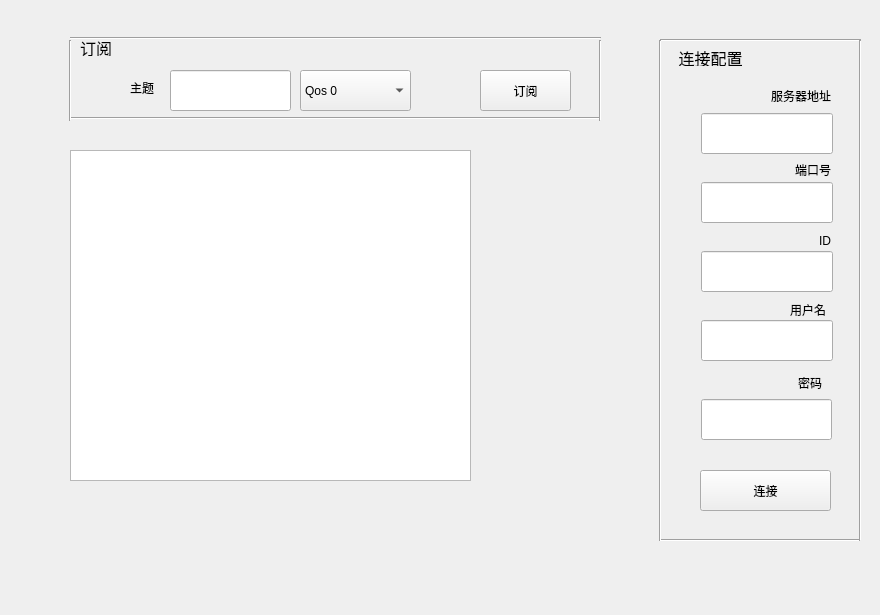
Yi-Yin-Ying/SmartHomeHub, file src/QT/main/widget.ui: the form before one commit.
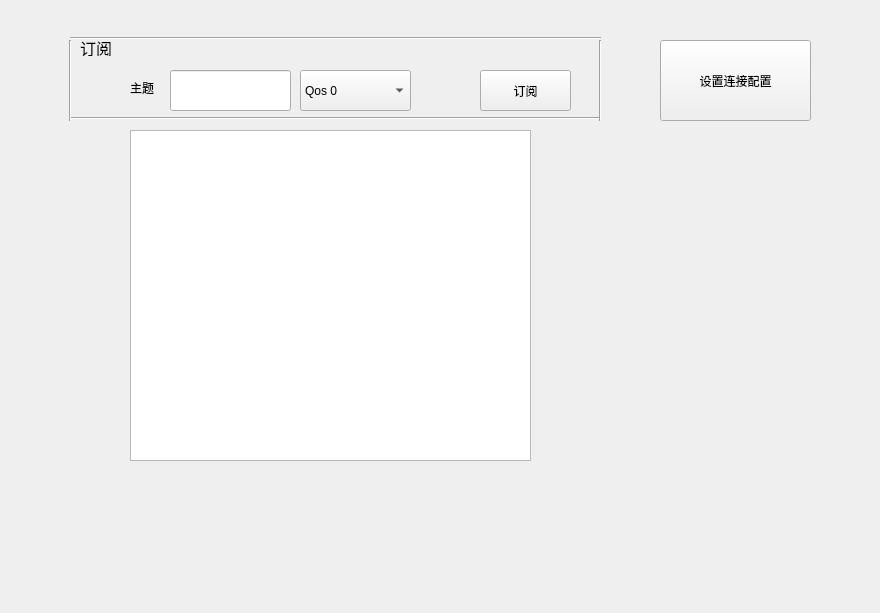
The form after the commit.

Commit message: 添加配置界面，修改cmake文件

Patch:
```diff
--- a/src/QT/main/widget.ui
+++ b/src/QT/main/widget.ui
@@ -7,155 +7,12 @@
     <x>0</x>
     <y>0</y>
     <width>880</width>
-    <height>615</height>
+    <height>613</height>
    </rect>
   </property>
   <property name="windowTitle">
    <string>信息管理中心</string>
   </property>
-  <widget class="QLineEdit" name="hostNameLineEdit">
-   <property name="geometry">
-    <rect>
-     <x>701</x>
-     <y>113</y>
-     <width>132</width>
-     <height>41</height>
-    </rect>
-   </property>
-  </widget>
-  <widget class="QLineEdit" name="portLineEdit">
-   <property name="geometry">
-    <rect>
-     <x>701</x>
-     <y>182</y>
-     <width>132</width>
-     <height>41</height>
-    </rect>
-   </property>
-  </widget>
-  <widget class="QLineEdit" name="LineEdit">
-   <property name="geometry">
-    <rect>
-     <x>701</x>
-     <y>251</y>
-     <width>132</width>
-     <height>41</height>
-    </rect>
-   </property>
-  </widget>
-  <widget class="QLabel" name="hostNameLabel">
-   <property name="geometry">
-    <rect>
-     <x>710</x>
-     <y>85</y>
-     <width>121</width>
-     <height>21</height>
-    </rect>
-   </property>
-   <property name="text">
-    <string>服务器地址</string>
-   </property>
-   <property name="alignment">
-    <set>Qt::AlignmentFlag::AlignRight|Qt::AlignmentFlag::AlignTrailing|Qt::AlignmentFlag::AlignVCenter</set>
-   </property>
-  </widget>
-  <widget class="QLabel" name="portLabel">
-   <property name="geometry">
-    <rect>
-     <x>710</x>
-     <y>160</y>
-     <width>121</width>
-     <height>20</height>
-    </rect>
-   </property>
-   <property name="text">
-    <string>端口号</string>
-   </property>
-   <property name="alignment">
-    <set>Qt::AlignmentFlag::AlignRight|Qt::AlignmentFlag::AlignTrailing|Qt::AlignmentFlag::AlignVCenter</set>
-   </property>
-  </widget>
-  <widget class="QLabel" name="label">
-   <property name="geometry">
-    <rect>
-     <x>710</x>
-     <y>230</y>
-     <width>121</width>
-     <height>21</height>
-    </rect>
-   </property>
-   <property name="text">
-    <string>ID</string>
-   </property>
-   <property name="alignment">
-    <set>Qt::AlignmentFlag::AlignRight|Qt::AlignmentFlag::AlignTrailing|Qt::AlignmentFlag::AlignVCenter</set>
-   </property>
-  </widget>
-  <widget class="QLabel" name="label_2">
-   <property name="geometry">
-    <rect>
-     <x>705</x>
-     <y>299</y>
-     <width>121</width>
-     <height>21</height>
-    </rect>
-   </property>
-   <property name="text">
-    <string>用户名</string>
-   </property>
-   <property name="alignment">
-    <set>Qt::AlignmentFlag::AlignRight|Qt::AlignmentFlag::AlignTrailing|Qt::AlignmentFlag::AlignVCenter</set>
-   </property>
-  </widget>
-  <widget class="QLabel" name="label_3">
-   <property name="geometry">
-    <rect>
-     <x>701</x>
-     <y>367</y>
-     <width>121</width>
-     <height>31</height>
-    </rect>
-   </property>
-   <property name="text">
-    <string>密码</string>
-   </property>
-   <property name="alignment">
-    <set>Qt::AlignmentFlag::AlignRight|Qt::AlignmentFlag::AlignTrailing|Qt::AlignmentFlag::AlignVCenter</set>
-   </property>
-  </widget>
-  <widget class="QLineEdit" name="lineEdit">
-   <property name="geometry">
-    <rect>
-     <x>701</x>
-     <y>320</y>
-     <width>132</width>
-     <height>41</height>
-    </rect>
-   </property>
-  </widget>
-  <widget class="QLineEdit" name="lineEdit_2">
-   <property name="geometry">
-    <rect>
-     <x>701</x>
-     <y>399</y>
-     <width>131</width>
-     <height>41</height>
-    </rect>
-   </property>
-  </widget>
-  <widget class="QPushButton" name="pushButton">
-   <property name="geometry">
-    <rect>
-     <x>700</x>
-     <y>470</y>
-     <width>131</width>
-     <height>41</height>
-    </rect>
-   </property>
-   <property name="text">
-    <string>连接</string>
-   </property>
-  </widget>
   <widget class="QLineEdit" name="lineEdit_3">
    <property name="geometry">
     <rect>
@@ -179,80 +36,6 @@
     <string>订阅</string>
    </property>
   </widget>
-  <widget class="Line" name="line">
-   <property name="geometry">
-    <rect>
-     <x>660</x>
-     <y>30</y>
-     <width>201</width>
-     <height>20</height>
-    </rect>
-   </property>
-   <property name="orientation">
-    <enum>Qt::Orientation::Horizontal</enum>
-   </property>
-  </widget>
-  <widget class="Line" name="line_2">
-   <property name="geometry">
-    <rect>
-     <x>660</x>
-     <y>530</y>
-     <width>201</width>
-     <height>20</height>
-    </rect>
-   </property>
-   <property name="orientation">
-    <enum>Qt::Orientation::Horizontal</enum>
-   </property>
-  </widget>
-  <widget class="Line" name="line_3">
-   <property name="geometry">
-    <rect>
-     <x>650</x>
-     <y>40</y>
-     <width>20</width>
-     <height>501</height>
-    </rect>
-   </property>
-   <property name="orientation">
-    <enum>Qt::Orientation::Vertical</enum>
-   </property>
-  </widget>
-  <widget class="Line" name="line_4">
-   <property name="geometry">
-    <rect>
-     <x>850</x>
-     <y>40</y>
-     <width>20</width>
-     <height>501</height>
-    </rect>
-   </property>
-   <property name="orientation">
-    <enum>Qt::Orientation::Vertical</enum>
-   </property>
-  </widget>
-  <widget class="QLabel" name="label_4">
-   <property name="geometry">
-    <rect>
-     <x>670</x>
-     <y>50</y>
-     <width>81</width>
-     <height>16</height>
-    </rect>
-   </property>
-   <property name="font">
-    <font>
-     <pointsize>12</pointsize>
-     <bold>false</bold>
-    </font>
-   </property>
-   <property name="text">
-    <string>连接配置</string>
-   </property>
-   <property name="alignment">
-    <set>Qt::AlignmentFlag::AlignCenter</set>
-   </property>
-  </widget>
   <widget class="Line" name="line_5">
    <property name="geometry">
     <rect>
@@ -373,13 +156,29 @@
   <widget class="QTextBrowser" name="textBrowser">
    <property name="geometry">
     <rect>
-     <x>70</x>
-     <y>150</y>
+     <x>130</x>
+     <y>130</y>
      <width>401</width>
      <height>331</height>
     </rect>
    </property>
   </widget>
+  <widget class="QPushButton" name="pushButton">
+   <property name="geometry">
+    <rect>
+     <x>660</x>
+     <y>40</y>
+     <width>151</width>
+     <height>81</height>
+    </rect>
+   </property>
+   <property name="cursor">
+    <cursorShape>ArrowCursor</cursorShape>
+   </property>
+   <property name="text">
+    <string>设置连接配置</string>
+   </property>
+  </widget>
  </widget>
  <resources/>
  <connections/>
```
The commit also changes 5 other files.
